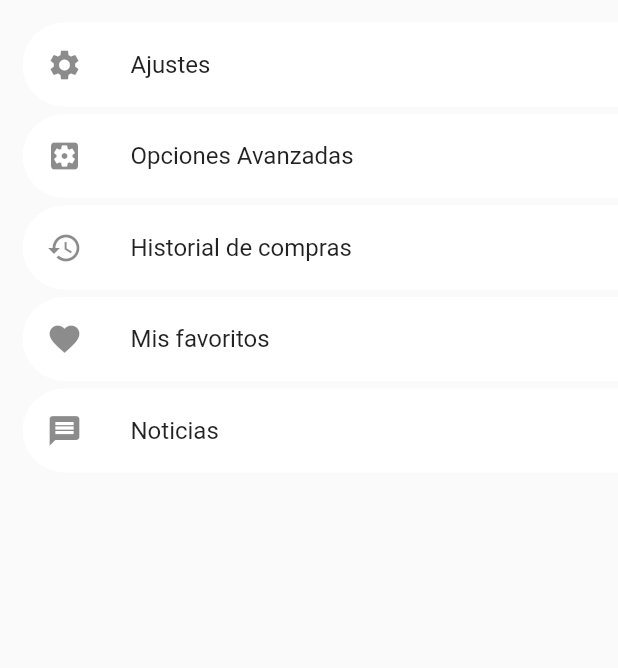
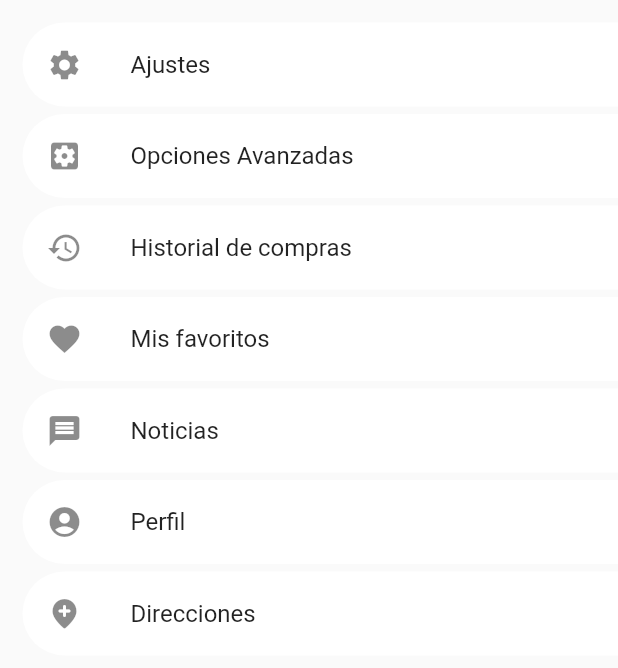
Before and after one commit to Arremal/FLUTTER_DELIVERY_MOV, a Flutter app: the NavDrawer widget shown alone on an empty page, opened directly, on a phone screen of 412 x 824 dp. Shown: the top 668 px of the screen. Run offline on Flutter 3.47's test engine with Material 2 defaults, Android fonts, the phone set to English and light mode, and no system bars; our stand-ins replace animate_do, curved_navigation_bar, geolocator, google_fonts, google_maps_flutter; missing offline and left inert: flutter_polyline_points; network calls fail.

Commit message:
Perfil y Direccion

```diff
--- a/lib/Screens/Navigations/NavDrawer.dart
+++ b/lib/Screens/Navigations/NavDrawer.dart
@@ -1,6 +1,9 @@
 import 'package:flutter/material.dart';
 import 'package:flutter_application_1/Screens/Home/TexiInformacion.dart';
 import 'package:flutter_application_1/Screens/Producto/Producto.dart';
+import 'package:flutter_application_1/Screens/Ubicacion/Direccion.dart';
+import 'package:flutter_application_1/Screens/Usuario/Usuario.dart';
+import 'package:flutter_application_1/Screens/Ubicacion/ubicacion.dart';
 
 class NavDrawer extends StatelessWidget {
   @override
@@ -13,13 +16,15 @@ class NavDrawer extends StatelessWidget {
           child: Container(
             decoration: BoxDecoration(
                 color: Colors.white,
-                borderRadius: BorderRadius.only(topLeft: Radius.circular(40), bottomLeft: Radius.circular(40))
+                borderRadius: BorderRadius.only(
+                    topLeft: Radius.circular(40),
+                    bottomLeft: Radius.circular(40))),
+            child: ListTile(
+              leading: Icon(
+                Icons.settings,
               ),
-              child: ListTile(
-                leading: Icon(Icons.settings,),
               title: Text('Ajustes'),
               onTap: () => {
-
                 Navigator.pushNamed(context, '/a'),
                 /*Navigator.of(context).push(MaterialPageRoute(
                   builder: (BuildContext context){
@@ -34,14 +39,15 @@ class NavDrawer extends StatelessWidget {
           child: Container(
             decoration: BoxDecoration(
                 color: Colors.white,
-                borderRadius: BorderRadius.only(topLeft: Radius.circular(40), bottomLeft: Radius.circular(40))
-              ),
+                borderRadius: BorderRadius.only(
+                    topLeft: Radius.circular(40),
+                    bottomLeft: Radius.circular(40))),
             child: ListTile(
               leading: Icon(Icons.settings_applications),
               title: Text('Opciones Avanzadas'),
               onTap: () => {
-                  Navigator.of(context).push(MaterialPageRoute(
-                  builder: (BuildContext context){
+                Navigator.of(context)
+                    .push(MaterialPageRoute(builder: (BuildContext context) {
                   return Producto();
                 }))
               },
@@ -53,14 +59,15 @@ class NavDrawer extends StatelessWidget {
           child: Container(
             decoration: BoxDecoration(
                 color: Colors.white,
-                borderRadius: BorderRadius.only(topLeft: Radius.circular(40), bottomLeft: Radius.circular(40))
-              ),
+                borderRadius: BorderRadius.only(
+                    topLeft: Radius.circular(40),
+                    bottomLeft: Radius.circular(40))),
             child: ListTile(
               leading: Icon(Icons.history),
               title: Text('Historial de compras'),
               onTap: () => {
-                  Navigator.of(context).push(MaterialPageRoute(
-                  builder: (BuildContext context){
+                Navigator.of(context)
+                    .push(MaterialPageRoute(builder: (BuildContext context) {
                   return Producto();
                 }))
               },
@@ -72,14 +79,15 @@ class NavDrawer extends StatelessWidget {
           child: Container(
             decoration: BoxDecoration(
                 color: Colors.white,
-                borderRadius: BorderRadius.only(topLeft: Radius.circular(40), bottomLeft: Radius.circular(40))
-              ),
+                borderRadius: BorderRadius.only(
+                    topLeft: Radius.circular(40),
+                    bottomLeft: Radius.circular(40))),
             child: ListTile(
               leading: Icon(Icons.favorite),
               title: Text('Mis favoritos'),
               onTap: () => {
-                  Navigator.of(context).push(MaterialPageRoute(
-                  builder: (BuildContext context){
+                Navigator.of(context)
+                    .push(MaterialPageRoute(builder: (BuildContext context) {
                   return Producto();
                 }))
               },
@@ -91,15 +99,57 @@ class NavDrawer extends StatelessWidget {
           child: Container(
             decoration: BoxDecoration(
                 color: Colors.white,
-                borderRadius: BorderRadius.only(topLeft: Radius.circular(40), bottomLeft: Radius.circular(40))
-              ),
+                borderRadius: BorderRadius.only(
+                    topLeft: Radius.circular(40),
+                    bottomLeft: Radius.circular(40))),
             child: ListTile(
               leading: Icon(Icons.message),
               title: Text('Noticias'),
               onTap: () => {
-                  Navigator.of(context).push(MaterialPageRoute(
-                  builder: (BuildContext context){
+                Navigator.of(context)
+                    .push(MaterialPageRoute(builder: (BuildContext context) {
                   return Producto();
+                }))
+              },
+            ),
+          ),
+        ),
+        Padding(
+          padding: const EdgeInsets.only(left: 15.0, bottom: 5.0),
+          child: Container(
+            decoration: BoxDecoration(
+                color: Colors.white,
+                borderRadius: BorderRadius.only(
+                    topLeft: Radius.circular(40),
+                    bottomLeft: Radius.circular(40))),
+            child: ListTile(
+              leading: Icon(Icons.account_circle),
+              title: Text('Perfil'),
+              onTap: () => {
+                Navigator.of(context)
+                    .push(MaterialPageRoute(builder: (BuildContext context) {
+                  return Usuario();
+                }))
+              },
+            ),
+          ),
+        ),
+        Padding(
+          padding: const EdgeInsets.only(left: 15.0, bottom: 5.0),
+          child: Container(
+            decoration: BoxDecoration(
+                color: Colors.white,
+                borderRadius: BorderRadius.only(
+                    topLeft: Radius.circular(40),
+                    bottomLeft: Radius.circular(40))),
+            child: ListTile(
+              leading: Icon(Icons.add_location_rounded),
+              title: Text('Direcciones'),
+              onTap: () => {
+                Navigator.of(context)
+                    .push(MaterialPageRoute(builder: (BuildContext context) {
+                  return Direccion();
+                  // return Ubicacion();
                 }))
               },
             ),
```
Also changed, not shown: lib/Screens/SplashScreen/SplashSreen.dart (+69 -71 lines), lib/Screens/Ubicacion/Direccion.dart (added, +215 -0 lines), lib/main.dart (+23 -20 lines). Lines whose indentation alone changed are shown as unchanged.
